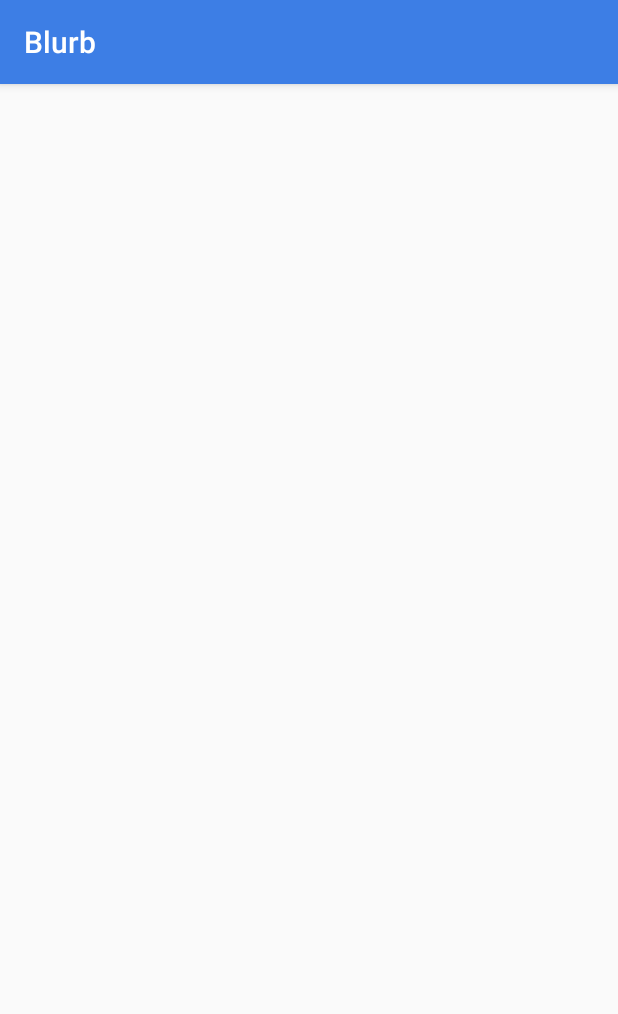
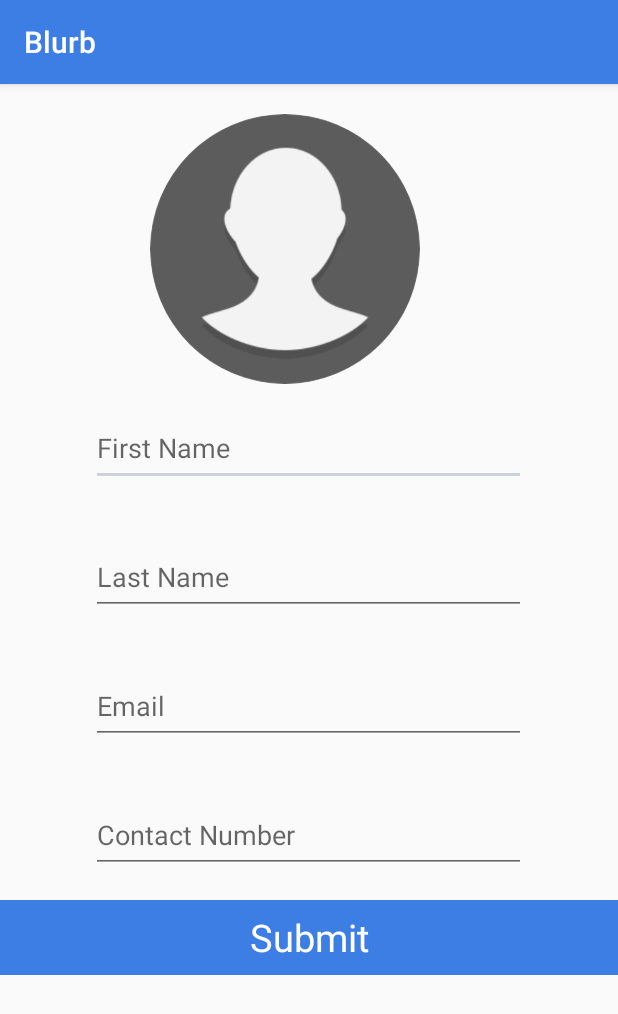
Before and after one commit to cod-e-reactionn/AngleHack, an Android app: the setupActivity screen opened directly, with no data from a screen before it, on a phone screen of 412 x 824 dp. Shown: the top 1014 px of the screen. Run offline under Robolectric (Android 15) with nearby library versions, the light colour scheme and no system bars; our stand-ins replace CircleImageView.

Commit message:
Setup_activity updated

```diff
--- a/loginAngle/app/src/main/res/layout/activity_setup.xml
+++ b/loginAngle/app/src/main/res/layout/activity_setup.xml
@@ -1,9 +1,82 @@
 <?xml version="1.0" encoding="utf-8"?>
-<android.support.constraint.ConstraintLayout xmlns:android="http://schemas.android.com/apk/res/android"
+<RelativeLayout xmlns:android="http://schemas.android.com/apk/res/android"
     xmlns:app="http://schemas.android.com/apk/res-auto"
     xmlns:tools="http://schemas.android.com/tools"
     android:layout_width="match_parent"
     android:layout_height="match_parent"
     tools:context="ir.mhkz.loginandsignup.setupActivity">
 
-</android.support.constraint.ConstraintLayout>
+    <ScrollView
+        android:layout_width="match_parent"
+        android:layout_height="wrap_content">
+
+    <LinearLayout
+        android:layout_width="match_parent"
+        android:layout_height="match_parent"
+        android:orientation="vertical">
+    <LinearLayout
+        android:layout_width="match_parent"
+        android:layout_height="wrap_content"
+        android:orientation="vertical">
+        <de.hdodenhof.circleimageview.CircleImageView
+            android:layout_width="180dp"
+            android:layout_height="180dp"
+            android:layout_marginLeft="100dp"
+            android:layout_marginTop="20dp"
+
+            android:src="@drawable/profile_pic"/>
+
+        <EditText
+            android:layout_width="290dp"
+            android:layout_height="50dp"
+            android:layout_gravity="center"
+           android:layout_margin="18dp"
+            android:hint="First Name"
+            />
+
+        <EditText
+            android:layout_width="290dp"
+            android:layout_height="50dp"
+            android:layout_gravity="center"
+            android:layout_margin="18dp"
+            android:hint="Last Name"/>
+
+        <EditText
+            android:layout_width="290dp"
+            android:layout_height="50dp"
+            android:layout_gravity="center"
+            android:layout_margin="18dp"
+            android:hint="Email"/>
+
+        <EditText
+            android:layout_width="290dp"
+            android:layout_height="50dp"
+            android:layout_gravity="center"
+            android:layout_margin="18dp"
+            android:hint="Contact Number"/>
+
+
+
+
+
+    </LinearLayout>
+
+    <LinearLayout
+        android:layout_width="match_parent"
+        android:layout_height="50dp"
+        android:background="#3d7ee5"
+        >
+        <TextView
+            android:layout_width="match_parent"
+            android:layout_height="match_parent"
+            android:text="Submit"
+           android:gravity="center"
+            android:textColor="@color/white"
+            android:textSize="25dp"/>
+    </LinearLayout>
+
+    </LinearLayout>
+
+    </ScrollView>
+
+</RelativeLayout>
```
Also changed, not shown: loginAngle/app/src/main/res/drawable/profile_pic.png (added).
